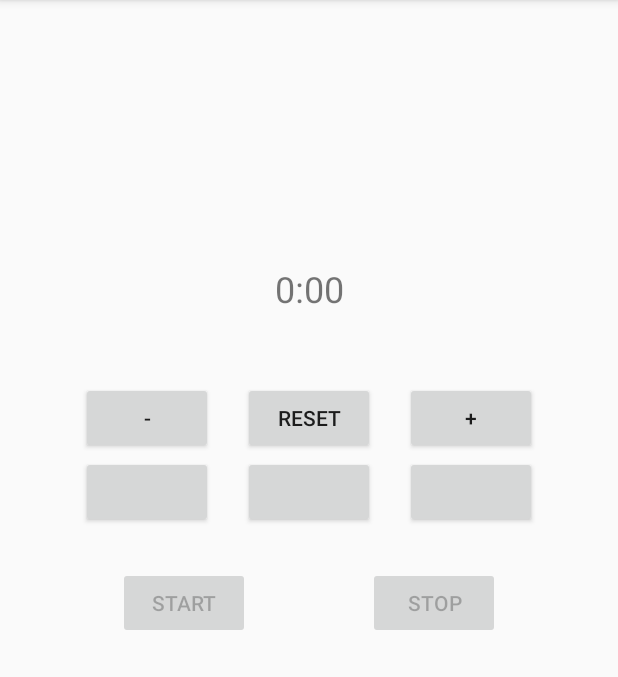
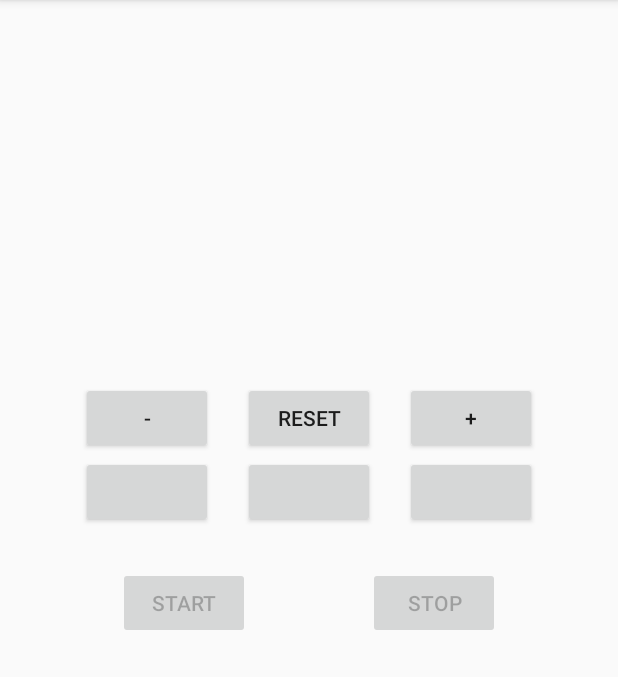
Before and after one commit to JoshSibayan/KitchenTimer, an Android app: the screen it shows after launch (MainActivity), after a tap on an icon or button, on a phone screen of 412 x 824 dp, the part 84-761 px from its top. Run offline under Robolectric (Android 15) with nearby library versions, the phone set to English and light mode, and no system bars.

Commit message:
Buttons display correctly, fixing click functions

```diff
--- a/app/src/main/java/comjoshsibayan/github/kitchentimer/MainActivity.java
+++ b/app/src/main/java/comjoshsibayan/github/kitchentimer/MainActivity.java
@@ -10,11 +10,13 @@ import android.widget.TextView;
 
 public class MainActivity extends AppCompatActivity {
 
-    static final private String LOG_TAG = "test_timer";
+    private static final String LOG_TAG = "test_timer";
 
     private int seconds = 0;
     private CountDownTimer timer = null;
     private static final int ONE_SECOND_IN_MILLIS = 100;
+    private int clickCount = 0;
+    private boolean clicked = false;
 
     @Override
     protected void onCreate(Bundle savedInstanceState) {
@@ -31,6 +33,63 @@ public class MainActivity extends AppCompatActivity {
     public void onClickPlus(View v) {
         seconds += 60;
         displayTime();
+
+        /*// Update preset buttons when plus is pressed
+        final int m = seconds / 60;
+        final int s = seconds % 60;
+
+        TextView v1 = (TextView) findViewById(R.id.display);
+        Button presetTime1 = (Button) findViewById(R.id.preset1);
+        presetTime1.setText(String.format("%d:%02d", m, s));
+        v1.setText(String.format("%d:%02d", m, s));*/
+    }
+
+    // If start button pressed then display time on button
+    // This
+    public void onClickPreset1(View v) {
+        /*String preset1;
+        final int m = seconds / 60;
+        final int s = seconds % 60;
+
+        TextView v1 = (TextView) findViewById(R.id.display);
+        Button presetTime1 = (Button) findViewById(R.id.preset1);
+        Button startButton = (Button) findViewById(R.id.button_start);
+
+        startButton.setOnClickListener(new View.OnClickListener() {
+            @Override
+            public void onClick(View v) {
+                clicked = true;
+            }
+        });
+
+        if(clickCount == 1) {
+            Log.d(LOG_TAG, "Start clicked once");
+            Button stopButton = (Button) findViewById(R.id.button_stop);
+            Button startButton2 = (Button) findViewById(R.id.button_start);
+
+            startButton2.setEnabled(timer == null && seconds > 0);
+            stopButton.setEnabled(timer != null && seconds > 0);
+            preset1 = presetTime1.getText().toString();
+            v1.setText(preset1);
+            Log.d(LOG_TAG, "Displaying time1 " + preset1);
+            //previous(m, s);
+        } else {
+            Log.d(LOG_TAG, "Start clicked " + clickCount + " times");
+            TextView v2 = (TextView) findViewById(R.id.preset1);
+            preset1 = v2.getText().toString();
+            v1.setText(preset1);
+            Log.d(LOG_TAG, "Preset1 time is " + preset1);
+
+        }*/
+
+        // onClickStart(v1);
+
+        TextView v1 = (TextView) findViewById(R.id.display);
+        Button presetTime1 = (Button) findViewById(R.id.preset1);
+
+        v1.setText(presetTime1.getText());
+
+
     }
 
     public void onClickMinus(View v) {
@@ -66,12 +125,42 @@ public class MainActivity extends AppCompatActivity {
                 }
             };
             timer.start();
+            // clickCount++;
+
+            Button presetTime1 = (Button) findViewById(R.id.preset1);
+            Button presetTime2 = (Button) findViewById(R.id.preset2);
+            Button presetTime3 = (Button) findViewById(R.id.preset3);
+
+            int[] array = new int[2];
+            array = displayTime();
+            String FirstTime = String.format(String.format("%d:%02d", array[0], array[1]));
+
+            // If times in display and any button are the same then keep same button
+            // If times are different then shift times
+            if(!presetTime1.getText().equals(FirstTime)) {
+                presetTime3.setText(presetTime2.getText());
+                presetTime2.setText(presetTime1.getText());
+                presetTime1.setText(FirstTime);
+            }
         }
     }
 
     public void onClickStop(View v) {
         cancelTimer();
         displayTime();
+
+        Button presetTime1 = (Button) findViewById(R.id.preset1);
+        Button presetTime2 = (Button) findViewById(R.id.preset2);
+        Button presetTime3 = (Button) findViewById(R.id.preset3);
+
+        int[] array = new int[2];
+        array = displayTime();
+        String FirstTime = String.format(String.format("%d:%02d", array[0], array[1]));
+
+        // Shift time between buttons
+        presetTime3.setText(presetTime2.getText());
+        presetTime2.setText(presetTime1.getText());
+        presetTime1.setText(FirstTime);
     }
 
     private void cancelTimer() {
@@ -82,11 +171,12 @@ public class MainActivity extends AppCompatActivity {
     }
 
     // Update time display
-    private void displayTime() {
+    private int[] displayTime() {
         Log.d(LOG_TAG, "Displaying time " + seconds);
-        TextView v = (TextView) findViewById(R.id.display);
         int m = seconds / 60;
         int s = seconds % 60;
+
+        TextView v = (TextView) findViewById(R.id.display);
         v.setText(String.format("%d:%02d", m, s));
 
         // Button management
@@ -94,5 +184,9 @@ public class MainActivity extends AppCompatActivity {
         Button startButton = (Button) findViewById(R.id.button_start);
         startButton.setEnabled(timer == null && seconds > 0);
         stopButton.setEnabled(timer != null && seconds > 0);
+
+        int array[] = {m, s};
+        return array;
     }
+
 }
--- a/app/src/main/res/layout/activity_main.xml
+++ b/app/src/main/res/layout/activity_main.xml
@@ -90,6 +90,18 @@
         android:id="@+id/preset1"
         android:layout_width="wrap_content"
         android:layout_height="wrap_content"
+        android:layout_marginEnd="20dp"
+        android:layout_marginRight="20dp"
+        android:onClick="onClickPreset1"
+        android:text=""
+        app:layout_constraintBaseline_toBaselineOf="@+id/preset2"
+        app:layout_constraintRight_toLeftOf="@+id/preset2"
+        tools:layout_constraintBaseline_creator="1" />
+
+    <Button
+        android:id="@+id/preset2"
+        android:layout_width="wrap_content"
+        android:layout_height="wrap_content"
         android:layout_marginTop="95dp"
         android:onClick=""
         android:text=""
@@ -100,28 +112,18 @@
         tools:layout_constraintRight_creator="1" />
 
     <Button
-        android:id="@+id/preset2"
+        android:id="@+id/preset3"
         android:layout_width="wrap_content"
         android:layout_height="wrap_content"
         android:layout_marginLeft="20dp"
         android:layout_marginStart="20dp"
         android:onClick=""
         android:text=""
-        app:layout_constraintBaseline_toBaselineOf="@+id/preset1"
-        app:layout_constraintLeft_toRightOf="@+id/preset1"
+        app:layout_constraintBaseline_toBaselineOf="@+id/preset2"
+        app:layout_constraintLeft_toRightOf="@+id/preset2"
         tools:layout_constraintBaseline_creator="1"
         tools:layout_constraintLeft_creator="1" />
 
-    <Button
-        android:id="@+id/preset3"
-        android:layout_width="wrap_content"
-        android:layout_height="wrap_content"
-        android:layout_marginEnd="20dp"
-        android:layout_marginRight="20dp"
-        android:onClick=""
-        android:text=""
-        app:layout_constraintBaseline_toBaselineOf="@+id/preset1"
-        app:layout_constraintRight_toLeftOf="@+id/preset1"
-        tools:layout_constraintBaseline_creator="1" />
+
 
 </android.support.constraint.ConstraintLayout>
```
